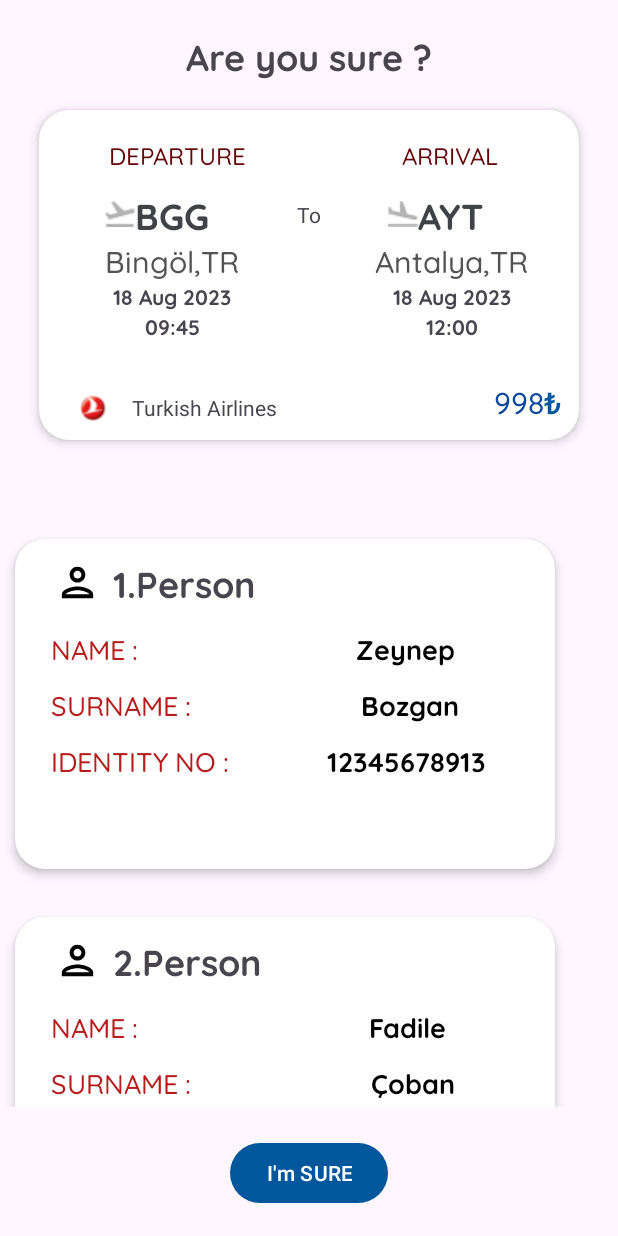
After one commit to SerhanBaymaz/Flight-Club, an Android app: the AreYouSureActivity screen opened directly, with no data from a screen before it, on a phone screen of 412 x 824 dp. The commit adds this screen. Run offline under Robolectric (Android 15) with nearby library versions, the phone set to English and light mode, and no system bars.

Commit message:
PassengerAdapter and AreYouSureActivity implemented and passengersRecyclerView added.

```diff
--- a/app/src/main/AndroidManifest.xml
+++ b/app/src/main/AndroidManifest.xml
@@ -12,6 +12,9 @@
         android:supportsRtl="true"
         android:theme="@style/Theme.Book_Flight"
         tools:targetApi="31">
+        <activity
+            android:name=".AreYouSureActivity"
+            android:exported="false" />
         <activity
             android:name=".SearchedTicketsActivity"
             android:exported="false" />
--- /dev/null
+++ b/app/src/main/java/com/example/book_flight/AreYouSureActivity.kt
@@ -0,0 +1,51 @@
+package com.example.book_flight
+
+import androidx.appcompat.app.AppCompatActivity
+import android.os.Bundle
+import androidx.recyclerview.widget.LinearLayoutManager
+import com.example.book_flight.databinding.ActivityAreYouSureBinding
+import com.example.book_flight.databinding.ActivityHomeBinding
+
+class AreYouSureActivity : AppCompatActivity() {
+
+    lateinit var binding: ActivityAreYouSureBinding
+
+    lateinit var passengerList: ArrayList<PassengerDataClass>
+    lateinit var passengerAdapter: PassengerAdapter
+
+    override fun onCreate(savedInstanceState: Bundle?) {
+
+
+        super.onCreate(savedInstanceState)
+        binding = ActivityAreYouSureBinding.inflate(layoutInflater)
+        setContentView(binding.root)
+
+
+        initalizeDumpData()
+
+
+    }//onCreate method
+
+
+    //Creation of Dumpy Data function.
+    fun initalizeDumpData(){
+
+        binding.recycylerViewPassengers.setHasFixedSize(true)
+        binding.recycylerViewPassengers.layoutManager = LinearLayoutManager(this)
+
+        passengerList = ArrayList()
+
+        passengerList.add(PassengerDataClass("1.Person","Zeynep","Bozgan","12345678913"))
+        passengerList.add(PassengerDataClass("2.Person","Fadile","Çoban","12345678914"))
+        passengerList.add(PassengerDataClass("3.Person","Ahmet","Kuyuldar","12345678915"))
+        passengerList.add(PassengerDataClass("4.Person","Serhan","Baymaz","12345678912"))
+
+
+        passengerAdapter = PassengerAdapter(passengerList)
+        binding.recycylerViewPassengers.adapter = passengerAdapter
+
+
+
+    }
+
+}//AreYouSure class
--- /dev/null
+++ b/app/src/main/java/com/example/book_flight/PassengerAdapter.kt
@@ -0,0 +1,42 @@
+package com.example.book_flight
+
+import android.view.LayoutInflater
+import android.view.View
+import android.view.ViewGroup
+import android.widget.TextView
+import androidx.recyclerview.widget.RecyclerView
+
+class PassengerAdapter(val passengerList:ArrayList<PassengerDataClass>) :
+    RecyclerView.Adapter<PassengerAdapter.PassengerViewHolder>() {//PassengerAdapter class
+
+
+    class PassengerViewHolder(itemView : View) : RecyclerView.ViewHolder(itemView){
+
+            val textViewHeader : TextView = itemView.findViewById(R.id.textView_header_person)
+            val textViewName : TextView = itemView.findViewById(R.id.textView_name_data)
+            val textViewSurname : TextView = itemView.findViewById(R.id.textView_surname_data)
+            val textViewIdno: TextView = itemView.findViewById(R.id.textView_idno_data)
+
+        }//PassengerViewHolder class
+
+    override fun onCreateViewHolder(parent: ViewGroup, viewType: Int): PassengerViewHolder {
+        val view = LayoutInflater.from(parent.context).inflate(R.layout.summary_person_carditem,parent,false)
+        return PassengerAdapter.PassengerViewHolder(view)
+    }
+
+    override fun getItemCount(): Int {
+        return passengerList.size
+    }
+
+    override fun onBindViewHolder(holder: PassengerViewHolder, position: Int) {
+
+        val passenger = passengerList[position]
+
+        holder.textViewHeader.text = passenger.header
+        holder.textViewName.text = passenger.name
+        holder.textViewSurname.text = passenger.surname
+        holder.textViewIdno.text = passenger.identityNo
+    }
+
+
+}
--- /dev/null
+++ b/app/src/main/java/com/example/book_flight/PassengerDataClass.kt
@@ -0,0 +1,3 @@
+package com.example.book_flight
+
+data class PassengerDataClass(val header:String, val name:String, val surname:String, val identityNo:String)
--- /dev/null
+++ b/app/src/main/res/layout/activity_are_you_sure.xml
@@ -0,0 +1,53 @@
+<?xml version="1.0" encoding="utf-8"?>
+<androidx.constraintlayout.widget.ConstraintLayout xmlns:android="http://schemas.android.com/apk/res/android"
+    xmlns:app="http://schemas.android.com/apk/res-auto"
+    xmlns:tools="http://schemas.android.com/tools"
+    android:layout_width="match_parent"
+    android:layout_height="match_parent"
+    tools:context=".AreYouSureActivity">
+
+    <TextView
+        android:id="@+id/textView_header_areyousure"
+        android:layout_width="wrap_content"
+        android:layout_height="wrap_content"
+        android:layout_marginTop="20dp"
+        android:fontFamily="@font/quicksand_bold"
+        android:text="@string/are_you_sure"
+        android:textSize="24sp"
+        app:layout_constraintEnd_toEndOf="parent"
+        app:layout_constraintStart_toStartOf="parent"
+        app:layout_constraintTop_toTopOf="parent" />
+
+
+    <include
+        android:id="@+id/card_ticket_summary"
+        layout="@layout/summary_ticket_carditem"
+        android:layout_width="360dp"
+        android:layout_height="220dp"
+        android:layout_marginTop="20dp"
+        app:layout_constraintEnd_toEndOf="parent"
+        app:layout_constraintStart_toStartOf="parent"
+        app:layout_constraintTop_toBottomOf="@+id/textView_header_areyousure" />
+
+    <androidx.recyclerview.widget.RecyclerView
+        android:id="@+id/recycylerView_passengers"
+        android:layout_width="0dp"
+        android:layout_height="0dp"
+        android:layout_marginTop="50dp"
+        android:layout_marginBottom="20dp"
+        app:layout_constraintBottom_toTopOf="@+id/button"
+        app:layout_constraintEnd_toEndOf="parent"
+        app:layout_constraintStart_toStartOf="parent"
+        app:layout_constraintTop_toBottomOf="@+id/card_ticket_summary" />
+
+    <Button
+        android:id="@+id/button"
+        android:layout_width="wrap_content"
+        android:layout_height="wrap_content"
+        android:layout_marginBottom="18dp"
+        android:text="@string/i_m_sure"
+        app:layout_constraintBottom_toBottomOf="parent"
+        app:layout_constraintEnd_toEndOf="parent"
+        app:layout_constraintStart_toStartOf="parent" />
+
+</androidx.constraintlayout.widget.ConstraintLayout>
--- a/app/src/main/res/layout/summary_person_carditem.xml
+++ b/app/src/main/res/layout/summary_person_carditem.xml
@@ -38,32 +38,6 @@
             android:textSize="24sp"
             app:layout_constraintStart_toEndOf="@+id/imageView_personicon"
             app:layout_constraintTop_toTopOf="parent" />
-
-        <TextView
-            android:id="@+id/textView_seat_data"
-            android:layout_width="wrap_content"
-            android:layout_height="wrap_content"
-            android:layout_marginEnd="24dp"
-            android:layout_marginBottom="12dp"
-            android:fontFamily="@font/quicksand_bold"
-            android:text="@string/_2c"
-            android:textSize="20sp"
-            app:layout_constraintBottom_toBottomOf="parent"
-            app:layout_constraintEnd_toEndOf="parent"
-            tools:ignore="TextSizeCheck" />
-
-        <TextView
-            android:id="@+id/textView_header_seat"
-            android:layout_width="wrap_content"
-            android:layout_height="wrap_content"
-            android:layout_marginEnd="6dp"
-            android:fontFamily="@font/quicksand_medium"
-            android:text="@string/seat"
-            android:textColor="#B71C1C"
-            android:textSize="20sp"
-            app:layout_constraintBottom_toBottomOf="@+id/textView_seat_data"
-            app:layout_constraintEnd_toStartOf="@+id/textView_seat_data"
-            app:layout_constraintTop_toTopOf="@+id/textView_seat_data" />
 
 
         <TextView
@@ -130,7 +104,7 @@
             app:layout_constraintTop_toTopOf="@+id/TextView_header_surname" />
 
         <TextView
-            android:id="@+id/textView6"
+            android:id="@+id/textView_idno_data"
             android:layout_width="wrap_content"
             android:layout_height="wrap_content"
             android:fontFamily="@font/quicksand_bold"
--- a/app/src/main/res/values/strings.xml
+++ b/app/src/main/res/values/strings.xml
@@ -121,6 +121,8 @@
     <string name="birthday">Birthday</string>
     <string name="man">Man</string>
     <string name="woman">Woman</string>
+    <string name="are_you_sure">Are you sure ?</string>
+    <string name="i_m_sure">I\'m SURE</string>
 
 
 </resources>
```
